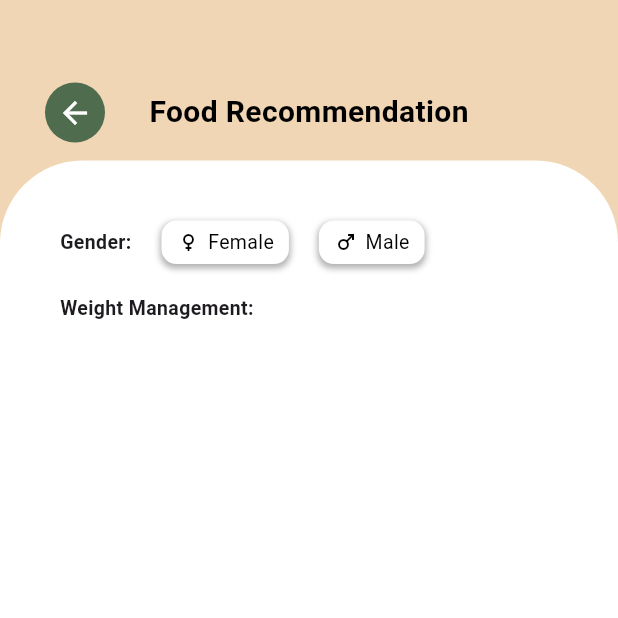
After one commit to Morninguoou/Calories-Ofood-App, a Flutter app: the FoodRecommendation screen opened directly, on a phone screen of 412 x 824 dp, the top half of it. The commit adds this screen. Run offline on Flutter 3.47's test engine with Material 3 defaults, Android fonts, the phone set to English and light mode, and no system bars; our stand-ins replace curved_navigation_bar; Roboto replaces fonts that are missing (Poppins).

Commit message:
fix:recommandationPage

```diff
--- /dev/null
+++ b/lib/screens/foodrecommendation.dart
@@ -0,0 +1,175 @@
+import 'package:flutter/material.dart';
+import 'package:projectapp/widget/widget_support.dart';
+import 'package:projectapp/widget/icon_back.dart';
+
+class FoodRecommendation extends StatefulWidget {
+  const FoodRecommendation({super.key});
+
+  @override
+  State<FoodRecommendation> createState() => _FoodRecommendationState();
+}
+
+class _FoodRecommendationState extends State<FoodRecommendation> {
+  String selectedGender = '';
+
+  @override
+  Widget build(BuildContext context) {
+    return Scaffold(
+      body: Stack(
+        children: [
+          Container(
+            width: double.infinity,
+            height: MediaQuery.of(context).size.height,
+            decoration: const BoxDecoration(
+              color: Color.fromARGB(255, 240, 214, 181),
+            ),
+            child: Column(
+              mainAxisAlignment: MainAxisAlignment.start,
+              children: [
+                Container(
+                  margin: const EdgeInsets.only(top: 60),
+                  child: Text(
+                    'Food Recommendation',
+                    style: AppWidget.boldTextFeildStyle(),
+                  ),
+                ),
+              ],
+            ),
+          ),
+          Positioned(
+            top: MediaQuery.of(context).size.height / 7.7,
+            left: 0,
+            right: 0,
+            bottom: 0,
+            child: Container(
+              decoration: const BoxDecoration(
+                color: Colors.white,
+                borderRadius: BorderRadius.only(
+                  topLeft: Radius.circular(55),
+                  topRight: Radius.circular(55),
+                ),
+              ),
+              child: Container(
+                padding: const EdgeInsets.all(40),
+                child: Column(
+                  crossAxisAlignment: CrossAxisAlignment.start,
+                  children: [
+                    Row(
+                      mainAxisAlignment: MainAxisAlignment.start,
+                      children: [
+                        Text('Gender:',
+                            style: TextStyle(
+                              fontSize: 13,
+                              fontWeight: FontWeight.bold,
+                              fontFamily: 'Poppins',
+                            )),
+                        SizedBox(width: 20),
+                        GestureDetector(
+                          onTap: () {
+                            setState(() {
+                              selectedGender = 'Female';
+                            });
+                          },
+                          child: Container(
+                            padding: const EdgeInsets.symmetric(
+                                horizontal: 10, vertical: 5),
+                            decoration: BoxDecoration(
+                              color: selectedGender == 'Female'
+                                  ? const Color.fromRGBO(240, 214, 181, 1)
+                                  : Colors.white,
+                              borderRadius: BorderRadius.circular(10),
+                              boxShadow: [
+                                BoxShadow(
+                                  color: Colors.black.withOpacity(0.3),
+                                  spreadRadius: 1,
+                                  blurRadius: 3,
+                                  offset: Offset(0, 2),
+                                ),
+                              ],
+                            ),
+                            child: Row(
+                              children: [
+                                Icon(
+                                  Icons.female, // ไอคอนที่แสดงข้างหน้า Female
+                                  size: 16,
+                                  color: Colors.black,
+                                ),
+                                SizedBox(
+                                    width: 5), // ระยะห่างระหว่างไอคอนและข้อความ
+                                Text('Female',
+                                    style: TextStyle(
+                                      fontSize: 13,
+                                      fontFamily: 'Poppins',
+                                      color: Colors.black,
+                                    )),
+                              ],
+                            ),
+                          ),
+                        ),
+                        SizedBox(width: 20), // ระยะห่างระหว่างปุ่ม
+                        GestureDetector(
+                          onTap: () {
+                            setState(() {
+                              selectedGender = 'Male';
+                            });
+                          },
+                          child: Container(
+                            padding: const EdgeInsets.symmetric(
+                                horizontal: 10, vertical: 5),
+                            decoration: BoxDecoration(
+                              color: selectedGender == 'Male'
+                                  ? const Color.fromRGBO(240, 214, 181, 1)
+                                  : Colors.white,
+                              borderRadius: BorderRadius.circular(10),
+                              boxShadow: [
+                                BoxShadow(
+                                  color: Colors.black.withOpacity(0.3),
+                                  spreadRadius: 1,
+                                  blurRadius: 3,
+                                  offset: Offset(0, 2),
+                                ),
+                              ],
+                            ),
+                            child: Row(
+                              children: [
+                                Icon(
+                                  Icons.male, // ไอคอนที่แสดงข้างหน้า Male
+                                  size: 16,
+                                  color: Colors.black,
+                                ),
+                                SizedBox(
+                                    width: 5), // ระยะห่างระหว่างไอคอนและข้อความ
+                                Text('Male',
+                                    style: TextStyle(
+                                      fontSize: 13,
+                                      fontFamily: 'Poppins',
+                                      color: Colors.black,
+                                    )),
+                              ],
+                            ),
+                          ),
+                        ),
+                      ],
+                    ),
+                    SizedBox(height: 20),
+                    Text('Weight Management:',
+                        style: TextStyle(
+                          fontSize: 13,
+                          fontWeight: FontWeight.bold,
+                          fontFamily: 'Poppins',
+                        )),
+                  ],
+                ),
+              ),
+            ),
+          ),
+          Positioned(
+            top: 50,
+            left: 30,
+            child: const IconBack(),
+          ),
+        ],
+      ),
+    );
+  }
+}
--- a/lib/widget/feature_box.dart
+++ b/lib/widget/feature_box.dart
@@ -73,9 +73,9 @@ class _FeatureBoxState extends State<FeatureBox> {
                         //! letterSpacing: 0.5,
                         shadows: [
                           Shadow(
-                            offset: const Offset(2.0, 2.0), // ระยะทางของเงาจากข้อความ
-                            blurRadius: 3.0,           // ระดับความเบลอของเงา
-                            color: Colors.grey.withOpacity(0.5), // สีของเงา
+                            offset: const Offset(2.0, 2.0),
+                            blurRadius: 3.0,
+                            color: Colors.grey.withOpacity(0.5),
                           ),
                         ],
                       ),
@@ -112,9 +112,9 @@ class _FeatureBoxState extends State<FeatureBox> {
                       //! letterSpacing: 0.5,
                       shadows: [
                         Shadow(
-                          offset: const Offset(2.0, 2.0), // ระยะทางของเงาจากข้อความ
-                          blurRadius: 3.0,           // ระดับความเบลอของเงา
-                          color: Colors.grey.withOpacity(0.5), // สีของเงา
+                          offset: const Offset(2.0, 2.0),
+                          blurRadius: 3.0,
+                          color: Colors.grey.withOpacity(0.5),
                         ),
                       ],
                     ),
@@ -128,9 +128,9 @@ class _FeatureBoxState extends State<FeatureBox> {
                       //! letterSpacing: 0.5,
                       shadows: [
                         Shadow(
-                          offset: const Offset(2.0, 2.0), // ระยะทางของเงาจากข้อความ
-                          blurRadius: 3.0,           // ระดับความเบลอของเงา
-                          color: Colors.grey.withOpacity(0.5), // สีของเงา
+                          offset: const Offset(2.0, 2.0),
+                          blurRadius: 3.0,
+                          color: Colors.grey.withOpacity(0.5),
                         ),
                       ],
                     ),
```
